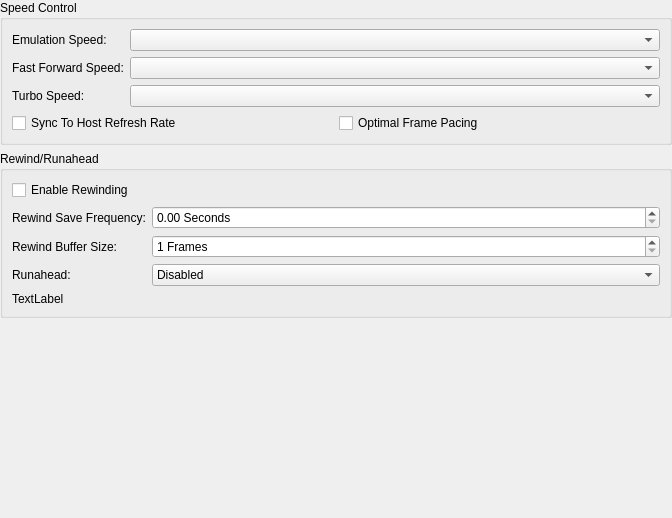
Old version of the form src/duckstation-qt/emulationsettingswidget.ui in the repository kofxi3584karlayang/duckstation.
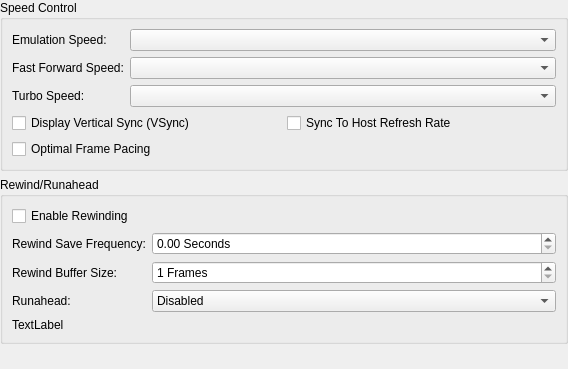
New version of the form.

Commit message:
System: Combine VRR and Optimal Frame Pacing
GSync/FreeSync display users should:
 - DISABLE VSync.
 - ENABLE Optimal Frame Pacing.

Diff of the .ui file:
```diff
--- a/src/duckstation-qt/emulationsettingswidget.ui
+++ b/src/duckstation-qt/emulationsettingswidget.ui
@@ -6,8 +6,8 @@
    <rect>
     <x>0</x>
     <y>0</y>
-    <width>672</width>
-    <height>518</height>
+    <width>568</width>
+    <height>369</height>
    </rect>
   </property>
   <layout class="QVBoxLayout" name="verticalLayout">
@@ -61,15 +61,22 @@
       </item>
       <item row="3" column="0" colspan="2">
        <layout class="QGridLayout" name="gridLayout">
-        <item row="1" column="1">
+        <item row="0" column="0">
+         <widget class="QCheckBox" name="vsync">
+          <property name="text">
+           <string>Display Vertical Sync (VSync)</string>
+          </property>
+         </widget>
+        </item>
+        <item row="0" column="2">
          <widget class="QCheckBox" name="syncToHostRefreshRate">
           <property name="text">
            <string>Sync To Host Refresh Rate</string>
           </property>
          </widget>
         </item>
-        <item row="1" column="2">
-         <widget class="QCheckBox" name="displayAllFrames">
+        <item row="1" column="0">
+         <widget class="QCheckBox" name="optimalFramePacing">
           <property name="text">
            <string>Optimal Frame Pacing</string>
           </property>
```
Left out of the diff: 2 changed lines with no effect on the pictures. The commit also changes 25 other files.
